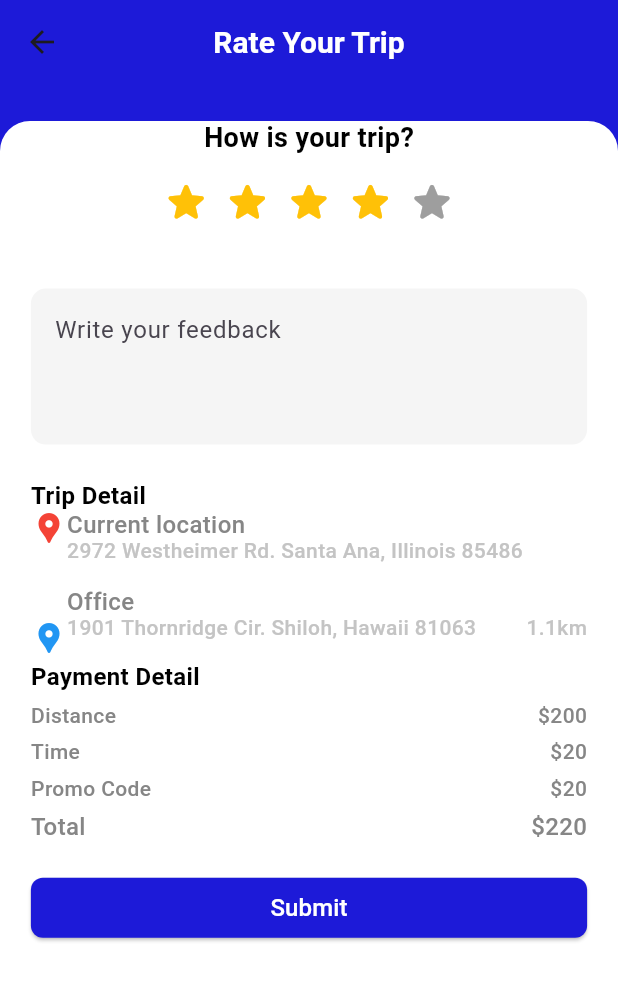
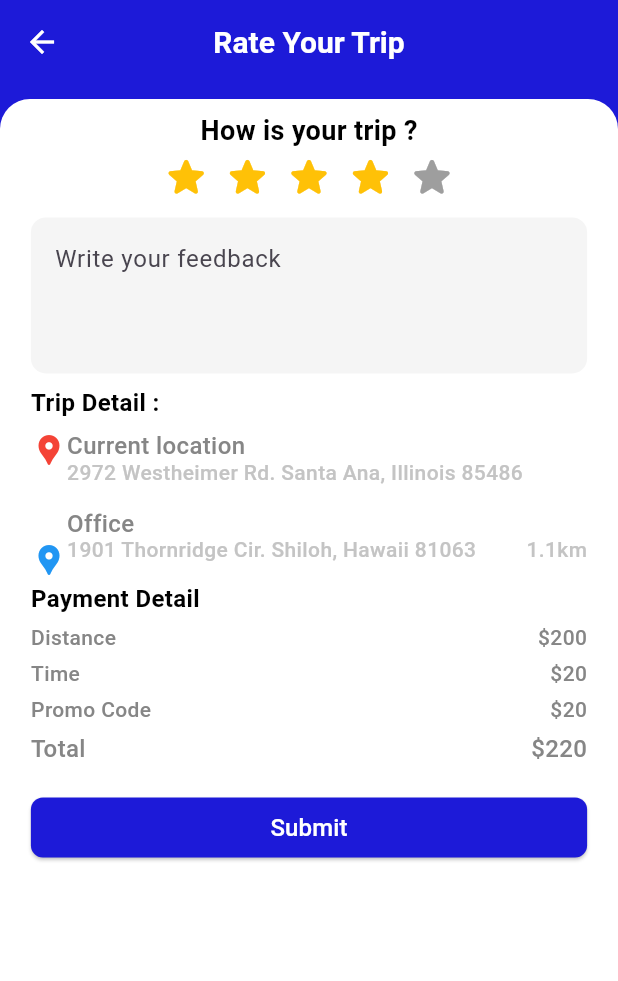
Before and after one commit to Youssef-Khorshed/TaxiGoUser, a Flutter app: the RateScreen screen opened by its route, on a phone screen of 412 x 824 dp. Shown: the top 981 px of the screen. Run offline on Flutter 3.47's test engine with Material 3 defaults, Android fonts, the phone set to English and light mode, and no system bars; drawn by our look-alikes of auto_size_text, flutter_rating_bar; our stand-ins replace dropdown_button2, firebase_core, flutter_svg, font_awesome_flutter, google_fonts, google_maps_flutter and 1 more; accounts and stored records are empty; generated files the repository leaves out were written again; Roboto replaces fonts that are missing (Cairo).

Commit message:
finish edits by manager

```diff
--- a/lib/Features/Chat/chat_widgets/custom_messageInputBar_chat.dart
+++ b/lib/Features/Chat/chat_widgets/custom_messageInputBar_chat.dart
@@ -18,7 +18,6 @@ class MessageInputBar extends StatelessWidget {
   @override
   Widget build(BuildContext context) {
     final screenWidth = MediaQuery.of(context).size.width;
-
     return Padding(
       padding: const EdgeInsets.symmetric(horizontal: 10, vertical: 20),
       child: Container(
@@ -50,7 +49,10 @@ class MessageInputBar extends StatelessWidget {
                   fillColor: AppColors.whiteColor,
                   contentPadding: const EdgeInsets.symmetric(horizontal: 15),
                   suffixIcon: GestureDetector(
-                    child: const Icon(Icons.send),
+                    child: const Icon(
+                      Icons.send,
+                      color: AppColors.blueColor,
+                    ),
                     onTap: () {
                       if (messageController.text.trim().isNotEmpty) {
                         onSendText(messageController.text.trim());
--- a/lib/Features/Chat/chat_widgets/locationmessage.dart
+++ b/lib/Features/Chat/chat_widgets/locationmessage.dart
@@ -63,8 +63,7 @@ class LocationMessage extends StatelessWidget {
       child: AutoSizeText(
         message,
         maxLines: 1,
-        style: AppTextStyles.style18BlackW500
-            .copyWith(color: AppColors.whiteColor),
+        style: AppTextStyles.style14BlackW500,
       ),
     );
   }
--- a/lib/Features/HiringDriver/screens/Rating/rate.dart
+++ b/lib/Features/HiringDriver/screens/Rating/rate.dart
@@ -12,7 +12,6 @@ class RateScreen extends StatelessWidget {
   @override
   Widget build(BuildContext context) {
     final size = MediaQuery.of(context).size;
-
     return Scaffold(
       backgroundColor: AppColors.blueColor,
       appBar: AppBar(
@@ -28,11 +27,16 @@ class RateScreen extends StatelessWidget {
           centerTitle: true,
           elevation: 0,
           backgroundColor: AppColors.blueColor,
-      ),
+          leading: IconButton(
+              onPressed: () => Navigator.pop(context),
+              icon: const Icon(
+                Icons.arrow_back,
+                color: Colors.white,
+              ))),
       body: SingleChildScrollView(
         child: Column(
           children: [
-            SizedBox(height: size.height * 0.03),
+            verticalSpace(10),
             // User Profile and Rating Section
             Stack(
               children: [
@@ -46,12 +50,13 @@ class RateScreen extends StatelessWidget {
                   child: Column(
                     crossAxisAlignment: CrossAxisAlignment.center,
                     children: [
+                      verticalSpace(10),
                       // Rating Stars
                       AutoSizeText(
-                        "How is your trip?",
+                        "How is your trip ?",
                         style: AppTextStyles.style18BlackW600,
                       ),
-                      verticalSpace(size.height * 0.02),
+                      verticalSpace(5),
                       RatingBar.builder(
                         initialRating: 4,
                         minRating: 1,
@@ -66,7 +71,7 @@ class RateScreen extends StatelessWidget {
                         ),
                         onRatingUpdate: (rating) {},
                       ),
-                      verticalSpace(size.height * 0.05),
+                      verticalSpace(10),
                       // Feedback Box
                       TextField(
                         maxLines: 3,
@@ -80,14 +85,15 @@ class RateScreen extends StatelessWidget {
                           ),
                         ),
                       ),
-                      verticalSpace(size.height * 0.03),
+                      verticalSpace(10),
                       Column(
                         crossAxisAlignment: CrossAxisAlignment.start,
                         children: [
                           AutoSizeText(
-                            'Trip Detail',
+                            'Trip Detail :',
                             style: AppTextStyles.style16BlackW600,
                           ),
+                          verticalSpace(10),
                           // Location section
                           Row(
                             crossAxisAlignment: CrossAxisAlignment.start,
@@ -139,7 +145,6 @@ class RateScreen extends StatelessWidget {
                               ),
                             ],
                           ),
-
                           verticalSpace(size.height * 0.005),
                           AutoSizeText(
                             'Payment Detail',
@@ -160,9 +165,7 @@ class RateScreen extends StatelessWidget {
                               ),
                             ],
                           ),
-                          verticalSpace(size.shortestSide >= 600
-                              ? size.height * 0.2
-                              : size.height * 0.02),
+                          verticalSpace(15),
                           SizedBox(
                             width: double.infinity,
                             child: ElevatedButton(
--- a/lib/Features/Home/screens/general_screen.dart
+++ b/lib/Features/Home/screens/general_screen.dart
@@ -84,7 +84,6 @@ class _GeneralScreenState extends State<GeneralScreen> {
               ],
             ),
           ),
-          verticalSpace(20),
           Expanded(child: screens[selctedIndex])
         ],
       ),
--- a/lib/Features/Home/screens/home_widgets/custom_confirm_booking.dart
+++ b/lib/Features/Home/screens/home_widgets/custom_confirm_booking.dart
@@ -118,7 +118,9 @@ class CustomConfirmBooking extends StatelessWidget {
           ],
         ),
         verticalSpace(10),
-        Row(
+        Padding(
+          padding: const EdgeInsets.symmetric(horizontal: 5.0),
+          child: Row(
             children: [
               CustomAppBottom(
                   onPressed: () {},
@@ -135,6 +137,7 @@ class CustomConfirmBooking extends StatelessWidget {
                   hasIcon: false,
                   textColor: AppColors.whiteColor),
             ],
+          ),
         )
       ],
     );
--- a/lib/Features/Map/screens/map_screens.dart
+++ b/lib/Features/Map/screens/map_screens.dart
@@ -1,4 +1,5 @@
 import 'package:flutter/material.dart';
+import 'package:taxi_go_user_version/Core/Utils/Routing/app_routes.dart';
 import '../../../Core/Utils/Assets/images/app_images.dart';
 import '../../../Core/Utils/Colors/app_colors.dart';
 import '../../Home/screens/home_widgets/custom_address_buttom_sheet.dart';
@@ -37,7 +38,8 @@ class MapScreen extends StatelessWidget {
                         padding: const EdgeInsets.only(left: 3.0),
                         child: IconButton(
                           onPressed: () {
-                            Navigator.pop(context);
+                            Navigator.pushReplacementNamed(
+                                context, AppRoutes.generalScreen);
                           },
                           icon: const Icon(
                             Icons.arrow_back_ios,
```
Also changed, not shown: lib/Features/Chat/chat.dart (+12 -1 lines), lib/Features/Chat/chat_widgets/custom_userMessage_chat.dart (+4 -3 lines), lib/Features/HiringDriver/screens/Cancelbooking/cancelbooking.dart (+5 -4 lines), lib/Features/HiringDriver/screens/Cancelbooking/cnacelBooking_widget/custom_cancelbody_cancel.dart (+7 -4 lines), lib/Features/Home/screens/home_widgets/custom_app_bottom.dart (+4 -3 lines). Lines whose indentation alone changed are shown as unchanged.
